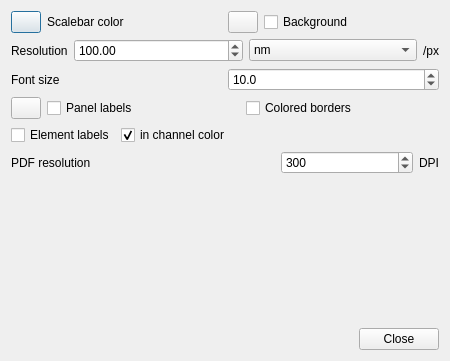
Before: the Qt Designer form exhale/resources/ui/imagedialog.ui in ctroein/exhale, drawn with Qt 5.
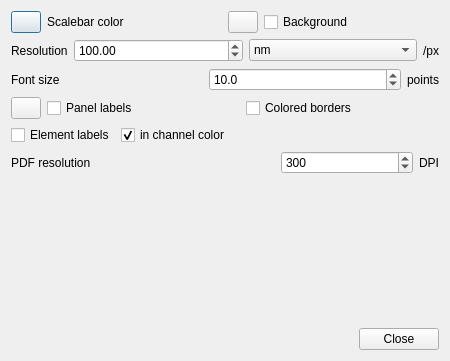
After: the same form once the commit is applied. Custom widgets are drawn as their Qt base class.

```diff
--- a/exhale/resources/ui/imagedialog.ui
+++ b/exhale/resources/ui/imagedialog.ui
@@ -150,7 +150,7 @@
     </layout>
    </item>
    <item>
-    <layout class="QHBoxLayout" name="horizontalLayout">
+    <layout class="QHBoxLayout" name="horizontalLayout" stretch="1,1,0">
      <item>
       <widget class="QLabel" name="label">
        <property name="text">
@@ -177,6 +177,13 @@
        </property>
       </widget>
      </item>
+     <item>
+      <widget class="QLabel" name="label_5">
+       <property name="text">
+        <string>points</string>
+       </property>
+      </widget>
+     </item>
     </layout>
    </item>
    <item>
```
